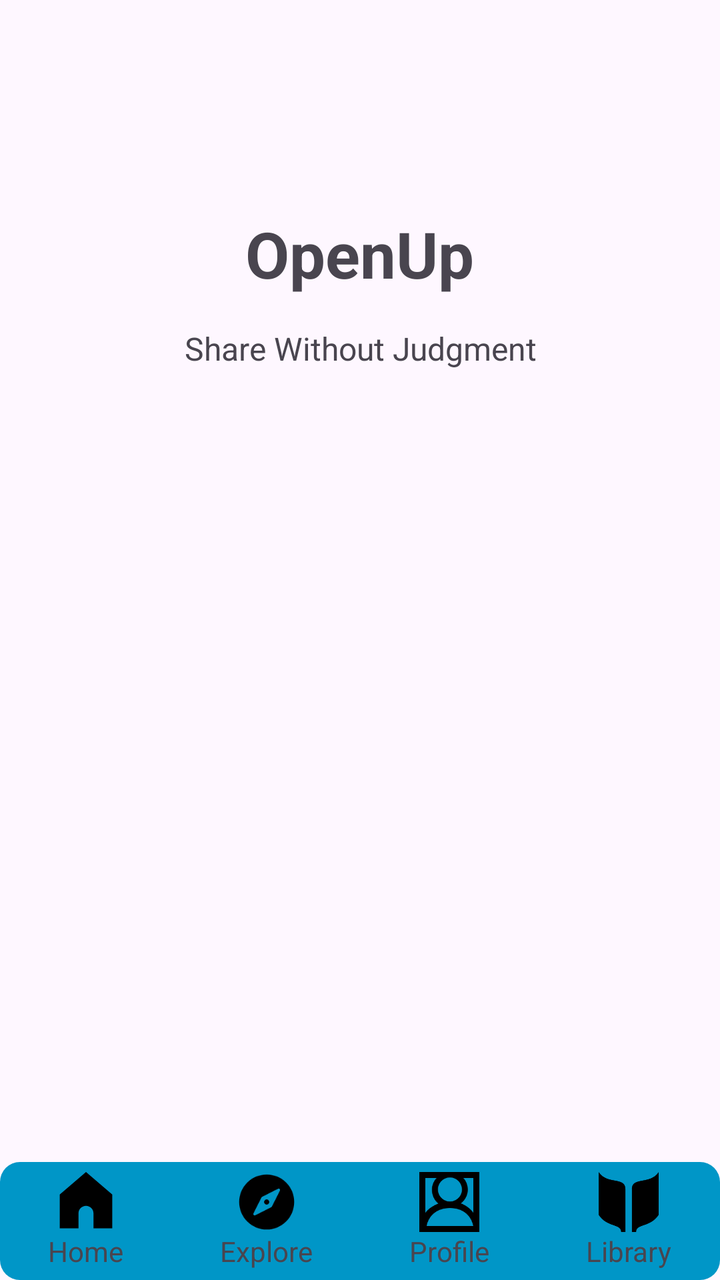
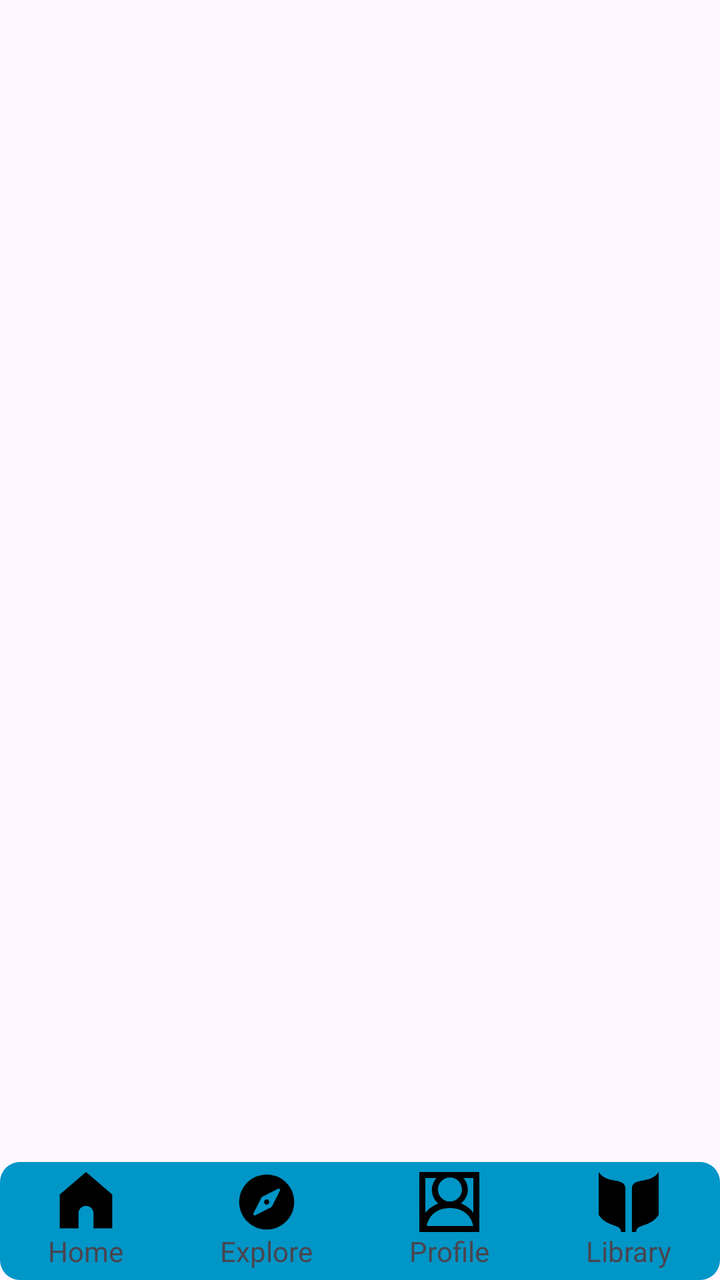

Compare the two renders of this Android layout. The source of the first and the diff that turns it into the second are given below.
<!-- AndroidManifest.xml: application theme Theme.Prapty -->
<!-- res/layout/activity_main.xml -->
<?xml version="1.0" encoding="utf-8"?>
<LinearLayout
    xmlns:android="http://schemas.android.com/apk/res/android"
    xmlns:tools="http://schemas.android.com/tools"
    android:id="@+id/main"
    android:layout_width="match_parent"
    android:layout_height="match_parent"
    android:orientation="vertical"
    tools:context=".MainActivity">

    <LinearLayout
        android:layout_width="match_parent"
        android:layout_height="0dp"
        android:layout_weight="1"
        android:orientation="vertical"
        android:gravity="center">

        <TextView
            android:layout_width="wrap_content"
            android:layout_height="wrap_content"
            android:text="OpenUp"
            android:textSize="32sp"
            android:textStyle="bold"
            android:gravity="center" />

        <TextView
            android:layout_width="wrap_content"
            android:layout_height="wrap_content"
            android:text="Share Without Judgment"
            android:textSize="16sp"
            android:layout_marginTop="15dp"
            android:gravity="center" />

    </LinearLayout>
    <FrameLayout
        android:layout_width="match_parent"
        android:layout_weight="1"
        android:layout_height="wrap_content"/>

    <include
        android:layout_width="match_parent"
        android:layout_height="wrap_content"

        layout="@layout/custom_navigation" />

</LinearLayout>
<!-- res/layout/custom_navigation.xml (included above) -->
<?xml version="1.0" encoding="utf-8"?>
<LinearLayout xmlns:android="http://schemas.android.com/apk/res/android"

    android:layout_width="wrap_content"
    android:orientation="horizontal"
    android:background="@drawable/nav_bg"
    android:layout_height="wrap_content">
    <LinearLayout
        android:id="@+id/navHome"
        android:layout_width="wrap_content"
        android:orientation="vertical"
        android:layout_weight="1"
        android:gravity="center"
        android:padding="5dp"
        android:layout_height="wrap_content">
    <ImageView
        android:layout_width="30dp"
        android:layout_height="30dp"
        android:src="@drawable/ic_home"/>
    <TextView
        android:layout_width="wrap_content"
        android:layout_height="wrap_content"
        android:text="Home"/>
</LinearLayout>

    <LinearLayout
        android:id="@+id/navExplore"
        android:layout_width="wrap_content"
        android:orientation="vertical"
        android:layout_weight="1"
        android:gravity="center"
        android:padding="5dp"
        android:layout_height="wrap_content">
        <ImageView
            android:layout_width="30dp"
            android:layout_height="30dp"
            android:src="@drawable/ic_explore"/>
            <TextView
                android:layout_width="wrap_content"
                android:layout_height="wrap_content"
                android:text="Explore"/>

</LinearLayout>

    <LinearLayout
        android:id="@+id/navProfile"
        android:layout_width="wrap_content"
        android:orientation="vertical"
        android:layout_weight="1"
        android:gravity="center"
        android:padding="5dp"
        android:layout_height="wrap_content">
        <ImageView
            android:layout_width="30dp"
            android:layout_height="30dp"
            android:src="@drawable/ic_profile"/>
        <TextView
            android:layout_width="wrap_content"
            android:layout_height="wrap_content"
            android:text="Profile"/>

    </LinearLayout>
    <LinearLayout
        android:id="@+id/navLibrary"
        android:layout_width="wrap_content"
        android:orientation="vertical"
        android:layout_weight="1"
        android:gravity="center"
        android:padding="5dp"
        android:layout_height="wrap_content">
        <ImageView
            android:layout_width="30dp"
            android:layout_height="30dp"
            android:src="@drawable/ic_library"/>
        <TextView
            android:layout_width="wrap_content"
            android:layout_height="wrap_content"

            android:text="Library"/>

    </LinearLayout>
</LinearLayout>
<!-- resources referenced by this layout -->
<resources>
  <!-- drawable ic_explore (drawable) -->
  <vector xmlns:android="http://schemas.android.com/apk/res/android" android:height="24dp" android:viewportHeight="48" android:viewportWidth="48" android:width="24dp">
        
      <path android:fillColor="#FF000000" android:pathData="M24,2A22,22 0,1 0,46 24,21.9 21.9,0 0,0 24,2ZM34.7,14.7 L28,28 14.7,34.7a1.1,1.1 0,0 1,-1.4 -1.4L20,20l13.3,-6.7A1.1,1.1 0,0 1,34.7 14.7ZM24,22a2,2 0,1 0,2 2A2,2 0,0 0,24 22Z"/>
        
      <path android:fillColor="#FF000000" android:pathData="M24,22a2,2 0,1 0,2 2A2,2 0,0 0,24 22ZM24,22a2,2 0,1 0,2 2A2,2 0,0 0,24 22Z"/>
      
  </vector>
  <!-- drawable ic_home (drawable) -->
  <vector xmlns:android="http://schemas.android.com/apk/res/android" android:height="24dp" android:viewportHeight="16" android:viewportWidth="16" android:width="24dp">
        
      <path android:fillColor="#000000" android:pathData="M1,6V15H6V11C6,9.895 6.895,9 8,9C9.105,9 10,9.895 10,11V15H15V6L8,0L1,6Z"/>
      
  </vector>
  <!-- drawable ic_library (drawable) -->
  <vector xmlns:android="http://schemas.android.com/apk/res/android" android:height="10dp" android:viewportHeight="14" android:viewportWidth="14" android:width="10dp">
        
      <path android:fillColor="#000000" android:pathData="m0,0 l0,10c2,3 5.25,2.039 5.25,4L6.25,14 6.25,4C6.25,1.017 2,3 0,0zM14,0C12,3 7.75,1.045 7.75,4l0,10 1,0C8.75,12.02 12,13 14,10z" android:strokeColor="#00000000"/>
      
  </vector>
  <!-- drawable ic_profile (drawable) -->
  <vector xmlns:android="http://schemas.android.com/apk/res/android" android:height="24dp" android:viewportHeight="20" android:viewportWidth="20" android:width="24dp">
        
      <path android:fillColor="#000000" android:fillType="evenOdd" android:pathData="M18,13.618C17,12.194 15.559,11.115 13.86,10.477C15.226,9.377 16.153,7.792 16.153,5.902C16.153,4.363 15.619,3 14.667,2L18,2L18,13.618ZM2.42,18C3.246,14 6.419,12 10.204,12C13.989,12 17.161,14 17.987,18L2.42,18ZM2,13.618L2,2L5.741,2C4.788,3 4.204,4.363 4.204,5.902C4.204,7.792 4.978,9.426 6.344,10.526C4.645,11.164 3,12.194 2,13.618L2,13.618ZM10.204,1.804C12.409,1.804 14.204,3.598 14.204,5.804C14.204,8.009 12.409,9.804 10.204,9.804C7.998,9.804 6.204,8.009 6.204,5.804C6.204,3.598 7.998,1.804 10.204,1.804L10.204,1.804ZM0,20L20,20L20,0L0,0L0,20Z" android:strokeColor="#00000000" android:strokeWidth="1"/>
      
  </vector>
  <!-- drawable nav_bg (drawable) -->
  <?xml version="1.0" encoding="utf-8"?>
  <shape
      xmlns:android="http://schemas.android.com/apk/res/android"
      android:shape="rectangle">
      <corners android:radius="10dp"
          android:topLeftRadius="10dp"/>
      <solid android:color="@color/bluegreen"/>
  
  </shape>
  <style name="Theme.Prapty" parent="Base.Theme.Prapty" />
  <color name="bluegreen">#0096c7</color>
  <style name="Base.Theme.Prapty" parent="Theme.Material3.DayNight.NoActionBar">
          
          
      </style>
</resources>

<!-- the commit's change to res/layout/activity_main.xml (unified diff, before → after) -->
@@ -8,35 +8,12 @@
     android:orientation="vertical"
     tools:context=".MainActivity">
 
-    <LinearLayout
+
+    <FrameLayout
+        android:id="@+id/FrameLayout"
         android:layout_width="match_parent"
-        android:layout_height="0dp"
-        android:layout_weight="1"
-        android:orientation="vertical"
-        android:gravity="center">
-
-        <TextView
-            android:layout_width="wrap_content"
-            android:layout_height="wrap_content"
-            android:text="OpenUp"
-            android:textSize="32sp"
-            android:textStyle="bold"
-            android:gravity="center" />
-
-        <TextView
-            android:layout_width="wrap_content"
-            android:layout_height="wrap_content"
-            android:text="Share Without Judgment"
-            android:textSize="16sp"
-            android:layout_marginTop="15dp"
-            android:gravity="center" />
-
-    </LinearLayout>
-    <FrameLayout
-        android:layout_width="match_parent"
-        android:layout_weight="1"
-        android:layout_height="wrap_content"/>
-
+        android:layout_height="match_parent"
+        android:layout_weight="1" />
     <include
         android:layout_width="match_parent"
         android:layout_height="wrap_content"
